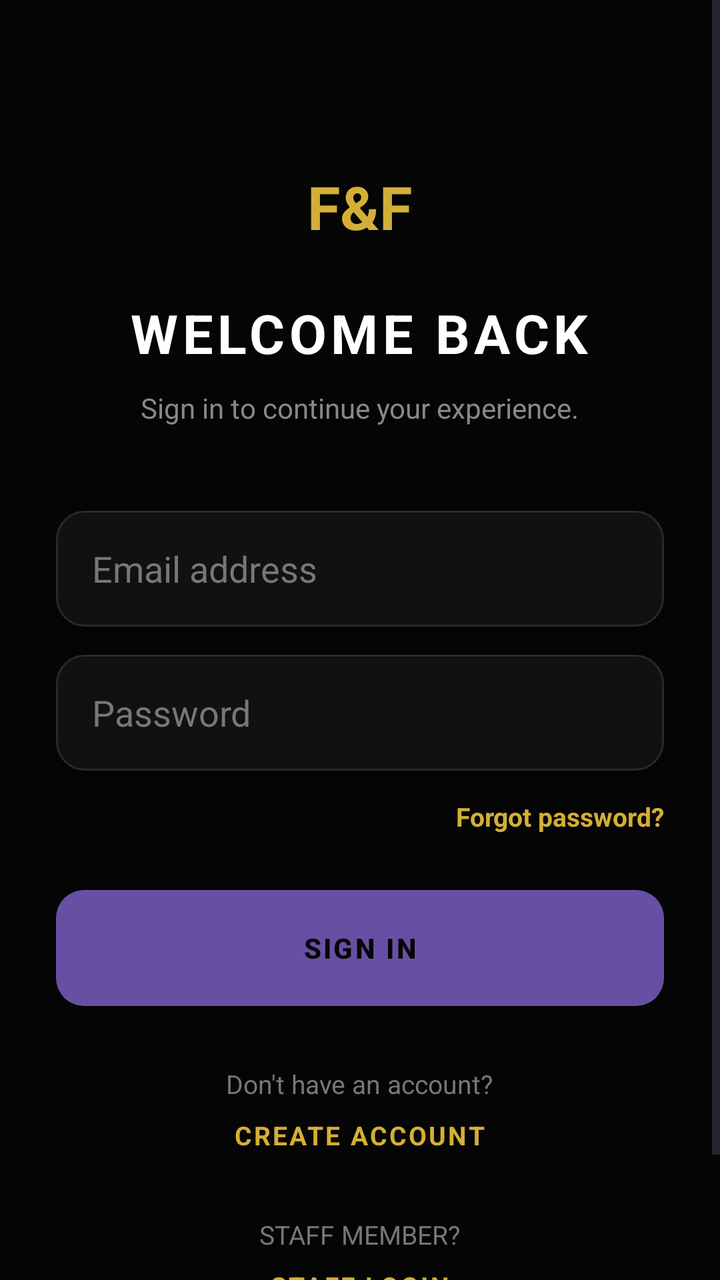
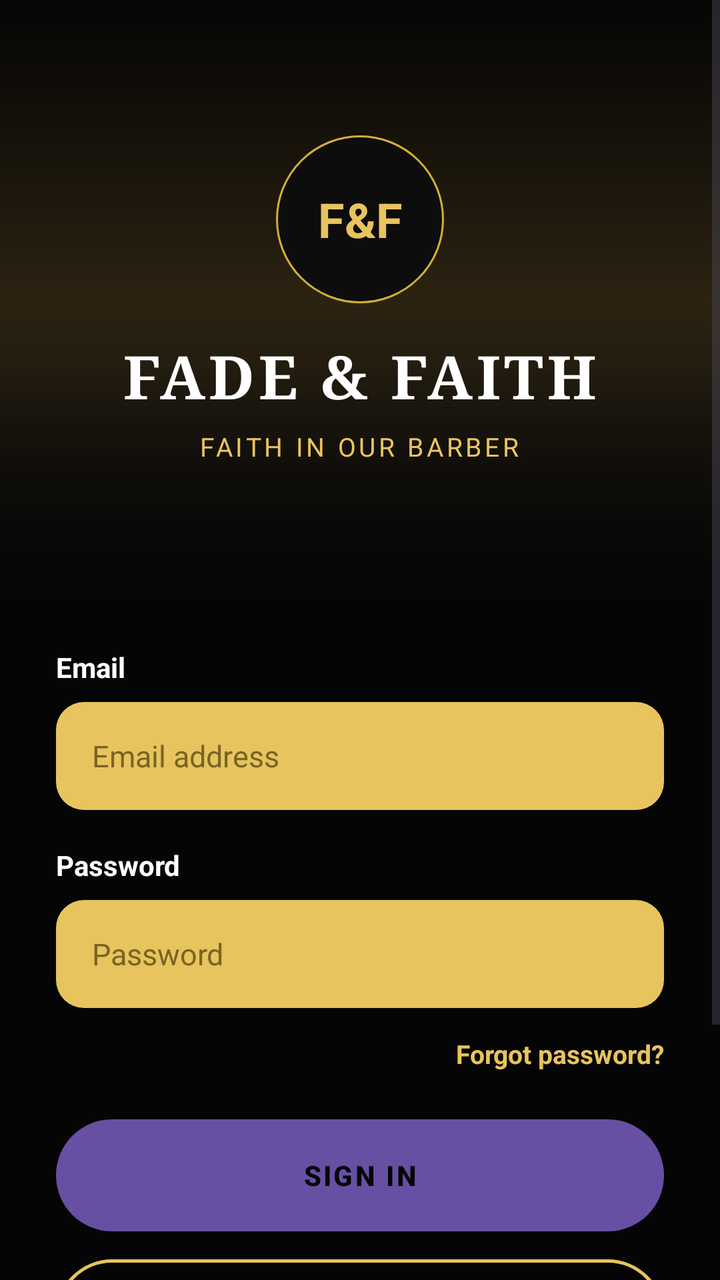

Compare the two renders of this Android layout. The source of the first and the diff that turns it into the second are given below.
<!-- AndroidManifest.xml: application theme Theme.FadeandFaith -->
<!-- res/layout/activity_login.xml -->
<?xml version="1.0" encoding="utf-8"?>
<ScrollView
    xmlns:android="http://schemas.android.com/apk/res/android"
    android:layout_width="match_parent"
    android:layout_height="match_parent"
    android:fillViewport="true"
    android:background="#050505">

    <LinearLayout
        android:layout_width="match_parent"
        android:layout_height="wrap_content"
        android:orientation="vertical"
        android:gravity="center_horizontal"
        android:padding="28dp">

        <Space
            android:layout_width="match_parent"
            android:layout_height="55dp" />

        <TextView
            android:layout_width="wrap_content"
            android:layout_height="wrap_content"
            android:text="F&amp;F"
            android:textColor="#D4AF37"
            android:textSize="30sp"
            android:textStyle="bold" />

        <TextView
            android:layout_width="wrap_content"
            android:layout_height="wrap_content"
            android:layout_marginTop="25dp"
            android:text="WELCOME BACK"
            android:textColor="#FFFFFF"
            android:textSize="27sp"
            android:textStyle="bold"
            android:letterSpacing="0.08" />

        <TextView
            android:layout_width="wrap_content"
            android:layout_height="wrap_content"
            android:layout_marginTop="10dp"
            android:text="Sign in to continue your experience."
            android:textColor="#888888"
            android:textSize="14sp" />

        <Space
            android:layout_width="match_parent"
            android:layout_height="42dp" />

        <EditText
            android:id="@+id/emailInput"
            android:layout_width="match_parent"
            android:layout_height="58dp"
            android:hint="Email address"
            android:textColor="#FFFFFF"
            android:textColorHint="#777777"
            android:inputType="textEmailAddress"
            android:paddingStart="18dp"
            android:paddingEnd="18dp"
            android:background="@drawable/input" />

        <EditText
            android:id="@+id/passwordInput"
            android:layout_width="match_parent"
            android:layout_height="58dp"
            android:layout_marginTop="14dp"
            android:hint="Password"
            android:textColor="#FFFFFF"
            android:textColorHint="#777777"
            android:inputType="textPassword"
            android:paddingStart="18dp"
            android:paddingEnd="18dp"
            android:background="@drawable/input" />

        <TextView
            android:id="@+id/forgotPassword"
            android:layout_width="wrap_content"
            android:layout_height="wrap_content"
            android:layout_gravity="end"
            android:layout_marginTop="14dp"
            android:text="Forgot password?"
            android:textColor="#D4AF37"
            android:textSize="13sp"
            android:textStyle="bold" />

        <Button
            android:id="@+id/loginButton"
            android:layout_width="match_parent"
            android:layout_height="58dp"
            android:layout_marginTop="28dp"
            android:text="SIGN IN"
            android:textColor="#050505"
            android:textStyle="bold"
            android:letterSpacing="0.08"
            android:background="@drawable/goldbutton" />

        <TextView
            android:layout_width="wrap_content"
            android:layout_height="wrap_content"
            android:layout_marginTop="30dp"
            android:text="Don't have an account?"
            android:textColor="#777777"
            android:textSize="13sp" />

        <TextView
            android:id="@+id/registerButton"
            android:layout_width="wrap_content"
            android:layout_height="wrap_content"
            android:layout_marginTop="8dp"
            android:text="CREATE ACCOUNT"
            android:textColor="#D4AF37"
            android:textSize="13sp"
            android:textStyle="bold"
            android:letterSpacing="0.08" />



        <TextView
            android:layout_width="wrap_content"
            android:layout_height="wrap_content"
            android:layout_marginTop="32dp"
            android:text="STAFF MEMBER?"
            android:textColor="#777777"
            android:textSize="13sp" />

        <TextView
            android:id="@+id/staffLoginButton"
            android:layout_width="wrap_content"
            android:layout_height="wrap_content"
            android:layout_marginTop="8dp"
            android:text="STAFF LOGIN"
            android:textColor="#D4AF37"
            android:textSize="13sp"
            android:textStyle="bold"
            android:letterSpacing="0.08"
            android:clickable="true"
            android:focusable="true" />

        <Space
            android:layout_width="match_parent"
            android:layout_height="30dp" />

    </LinearLayout>

</ScrollView>
<!-- resources referenced by this layout -->
<resources>
  <!-- drawable goldbutton (drawable) -->
  <?xml version="1.0" encoding="utf-8"?>
  <shape xmlns:android="http://schemas.android.com/apk/res/android"
      android:shape="rectangle">
  
      <solid android:color="#D4AF37" />
  
      <corners android:radius="14dp" />
  
  </shape>
  <!-- drawable input (drawable) -->
  <?xml version="1.0" encoding="utf-8"?>
  <shape xmlns:android="http://schemas.android.com/apk/res/android"
      android:shape="rectangle">
  
      <solid android:color="#111111" />
  
      <stroke
          android:width="1dp"
          android:color="#292929" />
  
      <corners android:radius="14dp" />
  
  </shape>
  <style name="Theme.FadeandFaith" parent="Base.Theme.FadeandFaith" />
  <style name="Base.Theme.FadeandFaith" parent="Theme.Material3.DayNight.NoActionBar">
          
          
      </style>
</resources>

<!-- the commit's change to res/layout/activity_login.xml (unified diff, before → after) -->
@@ -3,142 +3,195 @@
     xmlns:android="http://schemas.android.com/apk/res/android"
     android:layout_width="match_parent"
     android:layout_height="match_parent"
-    android:fillViewport="true"
-    android:background="#050505">
+    android:background="#050505"
+    android:fillViewport="true">
 
     <LinearLayout
         android:layout_width="match_parent"
         android:layout_height="wrap_content"
         android:orientation="vertical"
-        android:gravity="center_horizontal"
-        android:padding="28dp">
+        android:paddingBottom="32dp">
 
-        <Space
+        <FrameLayout
             android:layout_width="match_parent"
-            android:layout_height="55dp" />
+            android:layout_height="300dp">
 
-        <TextView
-            android:layout_width="wrap_content"
+            
+            <ImageView
+                android:layout_width="match_parent"
+                android:layout_height="match_parent"
+                android:scaleType="centerCrop"
+                android:src="@drawable/herogradient"
+                android:contentDescription="@null" />
+
+            <View
+                android:layout_width="match_parent"
+                android:layout_height="120dp"
+                android:layout_gravity="bottom"
+                android:background="@drawable/fadebottom" />
+
+            <LinearLayout
+                android:layout_width="match_parent"
+                android:layout_height="wrap_content"
+                android:layout_gravity="center"
+                android:gravity="center_horizontal"
+                android:orientation="vertical">
+
+                <TextView
+                    android:layout_width="84dp"
+                    android:layout_height="84dp"
+                    android:background="@drawable/splashlogo"
+                    android:gravity="center"
+                    android:text="@string/brand_initials"
+                    android:textColor="#E8C45E"
+                    android:textSize="24sp"
+                    android:textStyle="bold" />
+
+                <TextView
+                    android:layout_width="wrap_content"
+                    android:layout_height="wrap_content"
+                    android:layout_marginTop="16dp"
+                    android:fontFamily="serif"
+                    android:text="FADE &amp; FAITH"
+                    android:textColor="#FFFFFF"
+                    android:textSize="30sp"
+                    android:textStyle="bold"
+                    android:letterSpacing="0.06" />
+
+                <TextView
+                    android:layout_width="wrap_content"
+                    android:layout_height="wrap_content"
+                    android:layout_marginTop="6dp"
+                    android:text="FAITH IN OUR BARBER"
+                    android:textColor="#E8C45E"
+                    android:textSize="13sp"
+                    android:letterSpacing="0.12" />
+
+            </LinearLayout>
+
+        </FrameLayout>
+
+        <LinearLayout
+            android:layout_width="match_parent"
             android:layout_height="wrap_content"
-            android:text="F&amp;F"
-            android:textColor="#D4AF37"
-            android:textSize="30sp"
-            android:textStyle="bold" />
+            android:orientation="vertical"
+            android:paddingStart="28dp"
+            android:paddingEnd="28dp">
 
-        <TextView
-            android:layout_width="wrap_content"
-            android:layout_height="wrap_content"
-            android:layout_marginTop="25dp"
-            android:text="WELCOME BACK"
-            android:textColor="#FFFFFF"
-            android:textSize="27sp"
-            android:textStyle="bold"
-            android:letterSpacing="0.08" />
+            <TextView
+                android:layout_width="wrap_content"
+                android:layout_height="wrap_content"
+                android:layout_marginTop="24dp"
+                android:text="Email"
+                android:textColor="#FFFFFF"
+                android:textSize="14sp"
+                android:textStyle="bold" />
 
-        <TextView
-            android:layout_width="wrap_content"
-            android:layout_height="wrap_content"
-            android:layout_marginTop="10dp"
-            android:text="Sign in to continue your experience."
-            android:textColor="#888888"
-            android:textSize="14sp" />
+            <EditText
+                android:id="@+id/emailInput"
+                android:layout_width="match_parent"
+                android:layout_height="54dp"
+                android:layout_marginTop="8dp"
+                android:background="@drawable/inputgold"
+                android:hint="Email address"
+                android:inputType="textEmailAddress"
+                android:paddingStart="18dp"
+                android:paddingEnd="18dp"
+                android:textColor="#050505"
+                android:textColorHint="#7A6422"
+                android:textSize="15sp" />
 
-        <Space
-            android:layout_width="match_parent"
-            android:layout_height="42dp" />
+            <TextView
+                android:layout_width="wrap_content"
+                android:layout_height="wrap_content"
+                android:layout_marginTop="18dp"
+                android:text="Password"
+                android:textColor="#FFFFFF"
+                android:textSize="14sp"
+                android:textStyle="bold" />
 
-        <EditText
-            android:id="@+id/emailInput"
-            android:layout_width="match_parent"
-            android:layout_height="58dp"
-            android:hint="Email address"
-            android:textColor="#FFFFFF"
-            android:textColorHint="#777777"
-            android:inputType="textEmailAddress"
-            android:paddingStart="18dp"
-            android:paddingEnd="18dp"
-            android:background="@drawable/input" />
+            <EditText
+                android:id="@+id/passwordInput"
+                android:layout_width="match_parent"
+                android:layout_height="54dp"
+                android:layout_marginTop="8dp"
+                android:background="@drawable/inputgold"
+                android:hint="Password"
+                android:inputType="textPassword"
+                android:paddingStart="18dp"
+                android:paddingEnd="18dp"
+                android:textColor="#050505"
+                android:textColorHint="#7A6422"
+                android:textSize="15sp" />
 
-        <EditText
-            android:id="@+id/passwordInput"
-            android:layout_width="match_parent"
-            android:layout_height="58dp"
-            android:layout_marginTop="14dp"
-            android:hint="Password"
-            android:textColor="#FFFFFF"
-            android:textColorHint="#777777"
-            android:inputType="textPassword"
-            android:paddingStart="18dp"
-            android:paddingEnd="18dp"
-            android:background="@drawable/input" />
+            <TextView
+                android:id="@+id/forgotPassword"
+                android:layout_width="wrap_content"
+                android:layout_height="wrap_content"
+                android:layout_gravity="end"
+                android:layout_marginTop="14dp"
+                android:clickable="true"
+                android:focusable="true"
+                android:text="Forgot password?"
+                android:textColor="#E8C45E"
+                android:textSize="13sp"
+                android:textStyle="bold" />
 
-        <TextView
-            android:id="@+id/forgotPassword"
-            android:layout_width="wrap_content"
-            android:layout_height="wrap_content"
-            android:layout_gravity="end"
-            android:layout_marginTop="14dp"
-            android:text="Forgot password?"
-            android:textColor="#D4AF37"
-            android:textSize="13sp"
-            android:textStyle="bold" />
+            <Button
+                android:id="@+id/loginButton"
+                android:layout_width="match_parent"
+                android:layout_height="56dp"
+                android:layout_marginTop="24dp"
+                android:background="@drawable/gold"
+                android:gravity="center"
+                android:stateListAnimator="@null"
+                android:text="SIGN IN"
+                android:textColor="#050505"
+                android:textSize="14sp"
+                android:textStyle="bold"
+                android:letterSpacing="0.08" />
 
-        <Button
-            android:id="@+id/loginButton"
-            android:layout_width="match_parent"
-            android:layout_height="58dp"
-            android:layout_marginTop="28dp"
-            android:text="SIGN IN"
-            android:textColor="#050505"
-            android:textStyle="bold"
-            android:letterSpacing="0.08"
-            android:background="@drawable/goldbutton" />
+            <TextView
+                android:id="@+id/registerButton"
+                android:layout_width="match_parent"
+                android:layout_height="56dp"
+                android:layout_marginTop="14dp"
+                android:background="@drawable/outline"
+                android:clickable="true"
+                android:focusable="true"
+                android:gravity="center"
+                android:text="CREATE ACCOUNT"
+                android:textColor="#E8C45E"
+                android:textSize="14sp"
+                android:textStyle="bold"
+                android:letterSpacing="0.08" />
 
-        <TextView
-            android:layout_width="wrap_content"
-            android:layout_height="wrap_content"
-            android:layout_marginTop="30dp"
-            android:text="Don't have an account?"
-            android:textColor="#777777"
-            android:textSize="13sp" />
+            <TextView
+                android:layout_width="wrap_content"
+                android:layout_height="wrap_content"
+                android:layout_gravity="center_horizontal"
+                android:layout_marginTop="30dp"
+                android:text="STAFF MEMBER?"
+                android:textColor="#6F6F6F"
+                android:textSize="12sp"
+                android:letterSpacing="0.1" />
 
-        <TextView
-            android:id="@+id/registerButton"
-            android:layout_width="wrap_content"
-            android:layout_height="wrap_content"
-            android:layout_marginTop="8dp"
-            android:text="CREATE ACCOUNT"
-            android:textColor="#D4AF37"
-            android:textSize="13sp"
-            android:textStyle="bold"
-            android:letterSpacing="0.08" />
+            <TextView
+                android:id="@+id/staffLoginButton"
+                android:layout_width="wrap_content"
+                android:layout_height="wrap_content"
+                android:layout_gravity="center_horizontal"
+                android:layout_marginTop="6dp"
+                android:clickable="true"
+                android:focusable="true"
+                android:padding="6dp"
+                android:text="STAFF LOGIN"
+                android:textColor="#E8C45E"
+                android:textSize="13sp"
+                android:textStyle="bold"
+                android:letterSpacing="0.1" />
 
-
-
-        <TextView
-            android:layout_width="wrap_content"
-            android:layout_height="wrap_content"
-            android:layout_marginTop="32dp"
-            android:text="STAFF MEMBER?"
-            android:textColor="#777777"
-            android:textSize="13sp" />
-
-        <TextView
-            android:id="@+id/staffLoginButton"
-            android:layout_width="wrap_content"
-            android:layout_height="wrap_content"
-            android:layout_marginTop="8dp"
-            android:text="STAFF LOGIN"
-            android:textColor="#D4AF37"
-            android:textSize="13sp"
-            android:textStyle="bold"
-            android:letterSpacing="0.08"
-            android:clickable="true"
-            android:focusable="true" />
-
-        <Space
-            android:layout_width="match_parent"
-            android:layout_height="30dp" />
+        </LinearLayout>
 
     </LinearLayout>
 
<!-- resource entries referenced after the edit -->
@@ -1,29 +1,72 @@
 <!-- resources referenced by this layout -->
 <resources>
-  <!-- drawable goldbutton (drawable) -->
+  <!-- drawable fadebottom (drawable) -->
   <?xml version="1.0" encoding="utf-8"?>
   <shape xmlns:android="http://schemas.android.com/apk/res/android"
       android:shape="rectangle">
-  
-      <solid android:color="#D4AF37" />
-  
-      <corners android:radius="14dp" />
-  
+      <gradient
+          android:angle="90"
+          android:startColor="#050505"
+          android:endColor="#00050505" />
   </shape>
-  <!-- drawable input (drawable) -->
+  <!-- drawable gold (drawable) -->
+  <?xml version="1.0" encoding="utf-8"?>
+  <ripple xmlns:android="http://schemas.android.com/apk/res/android"
+      android:color="#33000000">
+      <item>
+          <shape android:shape="rectangle">
+              <solid android:color="#E8C45E" />
+              <corners android:radius="28dp" />
+          </shape>
+      </item>
+  </ripple>
+  <!-- drawable herogradient (drawable) -->
+  <?xml version="1.0" encoding="utf-8"?>
+  <layer-list xmlns:android="http://schemas.android.com/apk/res/android">
+      <item>
+          <shape android:shape="rectangle">
+              <gradient
+                  android:angle="270"
+                  android:startColor="#050505"
+                  android:centerColor="#2B2211"
+                  android:endColor="#0B0B0B" />
+          </shape>
+      </item>
+  </layer-list>
+  <!-- drawable inputgold (drawable) -->
   <?xml version="1.0" encoding="utf-8"?>
   <shape xmlns:android="http://schemas.android.com/apk/res/android"
       android:shape="rectangle">
+      <solid android:color="#E8C45E" />
+      <corners android:radius="14dp" />
+  </shape>
+  <!-- drawable outline (drawable) -->
+  <?xml version="1.0" encoding="utf-8"?>
+  <ripple xmlns:android="http://schemas.android.com/apk/res/android"
+      android:color="#33E8C45E">
+      <item>
+          <shape android:shape="rectangle">
+              <solid android:color="#00000000" />
+              <stroke
+                  android:width="1.5dp"
+                  android:color="#E8C45E" />
+              <corners android:radius="28dp" />
+          </shape>
+      </item>
+  </ripple>
+  <!-- drawable splashlogo (drawable) -->
+  <?xml version="1.0" encoding="utf-8"?>
+  <shape xmlns:android="http://schemas.android.com/apk/res/android"
+      android:shape="oval">
   
-      <solid android:color="#111111" />
+      <solid android:color="#0D0D0D"/>
   
       <stroke
           android:width="1dp"
-          android:color="#292929" />
-  
-      <corners android:radius="14dp" />
+          android:color="#D4AF37"/>
   
   </shape>
+  <string name="brand_initials">F&amp;F</string>
   <style name="Theme.FadeandFaith" parent="Base.Theme.FadeandFaith" />
   <style name="Base.Theme.FadeandFaith" parent="Theme.Material3.DayNight.NoActionBar">
           
